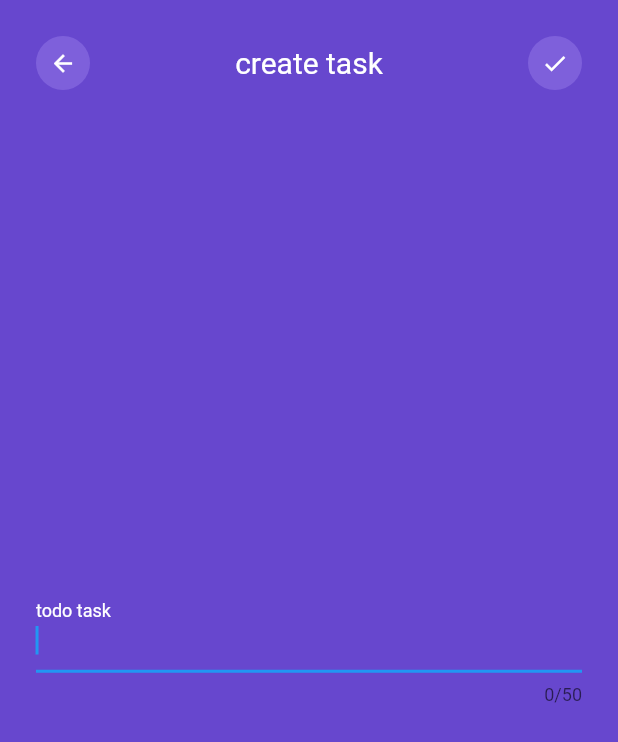
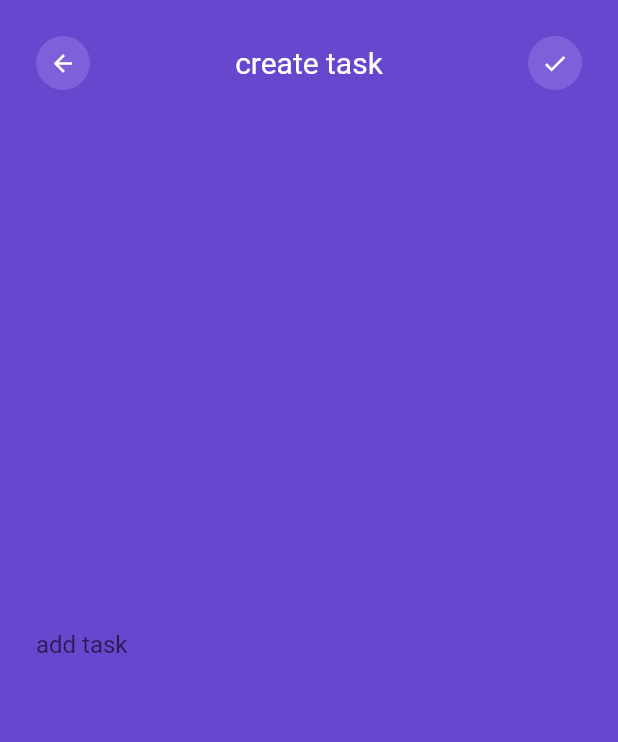
Before and after one commit to mmalak7/todo_flutter, a Flutter app: the TaskPage screen opened directly, after a tap on "Create task", on a phone screen of 412 x 824 dp. Shown: the top 742 px of the screen. Run offline on Flutter 3.47's test engine with Material 2 defaults, Android fonts, the phone set to English and light mode, and no system bars.

```diff
--- /dev/null
+++ b/lib/TaskModel.dart
@@ -0,0 +1,18 @@
+import 'package:flutter/cupertino.dart';
+import 'package:todoSimple/task.dart';
+
+class TaskModel extends ChangeNotifier {
+  List<Task> _taskList = [];
+
+  int getTotalList() => _taskList.length;
+
+  void addTask(Task task) {
+    _taskList.add(task);
+
+    notifyListeners();
+  }
+
+  String getTask(int i) {
+    return _taskList[i].name;
+  }
+}
--- a/lib/main.dart
+++ b/lib/main.dart
@@ -1,12 +1,20 @@
+import 'dart:ui';
+
 import 'package:flutter/material.dart';
-import 'package:todoSimple/createTask.dart';
+import 'package:provider/provider.dart';
+import 'package:todoSimple/TaskModel.dart';
 import 'package:todoSimple/task.dart';
 
 void main() {
-  runApp(MainApp());
+  runApp(
+    ChangeNotifierProvider(
+      create: (context) => TaskModel(),
+      child: MainApp(),
+    ),
+  );
 }
 
-TaskUtils taskUtils = new TaskUtils();
+TaskModel taskModel = new TaskModel();
 
 class MainApp extends StatelessWidget {
   @override
@@ -82,10 +90,16 @@ class MainPage extends StatelessWidget {
   }
 }
 
-class TaskPage extends StatelessWidget {
+class TaskPage extends StatefulWidget {
+  @override
+  _TaskPageState createState() => _TaskPageState();
+}
+
+class _TaskPageState extends State<TaskPage> {
   @override
   Widget build(BuildContext context) {
     return Scaffold(
+      resizeToAvoidBottomInset: false, //new line
       backgroundColor: Color(0XFF6747ce),
       body: SafeArea(
         child: Container(
@@ -144,6 +158,18 @@ class TaskPage extends StatelessWidget {
                     ),
                   ],
                 ),
+                Expanded(
+                  child: ListView.builder(
+                    itemCount: taskModel.getTotalList(),
+                    itemBuilder: (context, index) {
+                      return ListTile(
+                        title: Text(
+                          taskModel.getTask(index),
+                        ),
+                      );
+                    },
+                  ),
+                ),
                 Row(
                   mainAxisAlignment: MainAxisAlignment.center,
                   children: <Widget>[
@@ -166,6 +192,7 @@ class TaskPage extends StatelessWidget {
                         ],
                       ),
                       onPressed: () {
+                        //tutaj idzie logika do tworzeniai nowego tasku !
                         Navigator.push(
                             context,
                             MaterialPageRoute(
@@ -190,6 +217,16 @@ class CreateTaskPage extends StatefulWidget {
 
 class _CreateTaskPageState extends State<CreateTaskPage> {
   final textFieldController = TextEditingController();
+
+  Widget customForm() {
+    return TextField(
+      decoration: InputDecoration(
+        border: InputBorder.none,
+        hintText: 'add task',
+      ),
+      controller: textFieldController,
+    );
+  }
 
   @override
   Widget build(BuildContext context) {
@@ -245,16 +282,14 @@ class _CreateTaskPageState extends State<CreateTaskPage> {
                         icon: Icon(Icons.done),
                         color: Colors.white,
                         onPressed: () {
-                          print(taskUtils.getTaskListLength());
-                          Task newTask = new Task(
-                              taskUtils.getTaskListLength() + 1,
-                              textFieldController.text);
-                          taskUtils.addNewTask(newTask);
+                          int test = taskModel.getTotalList() + 1;
+                          Task task = new Task(test, textFieldController.text);
+                          taskModel.addTask(task);
+                          print(textFieldController.text);
                           Navigator.push(
                               context,
                               MaterialPageRoute(
                                   builder: (context) => TaskPage()));
-                          print(taskUtils.getTaskListLength());
                         },
                       ),
                     ),
@@ -263,7 +298,7 @@ class _CreateTaskPageState extends State<CreateTaskPage> {
                 Expanded(
                   child: Align(
                     alignment: Alignment.center,
-                    child: testForm(),
+                    child: customForm(),
                   ),
                 ),
               ],
@@ -273,26 +308,4 @@ class _CreateTaskPageState extends State<CreateTaskPage> {
       ),
     );
   }
-
-  Widget testForm() {
-    return TextField(
-      style: TextStyle(
-        color: Colors.white,
-      ),
-      autofocus: true,
-      maxLength: 50,
-      decoration: InputDecoration(
-        labelText: "todo task",
-        fillColor: Colors.white,
-        labelStyle: new TextStyle(
-          color: Colors.white,
-        ),
-        border: UnderlineInputBorder(
-          borderSide: BorderSide(
-            color: Colors.white,
-          ),
-        ),
-      ),
-    );
-  }
 }
--- a/lib/taskCategory.dart
+++ /dev/null
@@ -1,5 +0,0 @@
-import 'package:todoSimple/task.dart';
-
-class TaskCategory {
-  String categoryName;
-}
--- a/pubspec.yaml
+++ b/pubspec.yaml
@@ -23,6 +23,7 @@ environment:
 dependencies:
   flutter:
     sdk: flutter
+  provider: ^3.1.0+1
 
 
   # The following adds the Cupertino Icons font to your application.
```
Also changed, not shown: lib/createTask.dart (deleted, +0 -13 lines), pubspec.lock.
